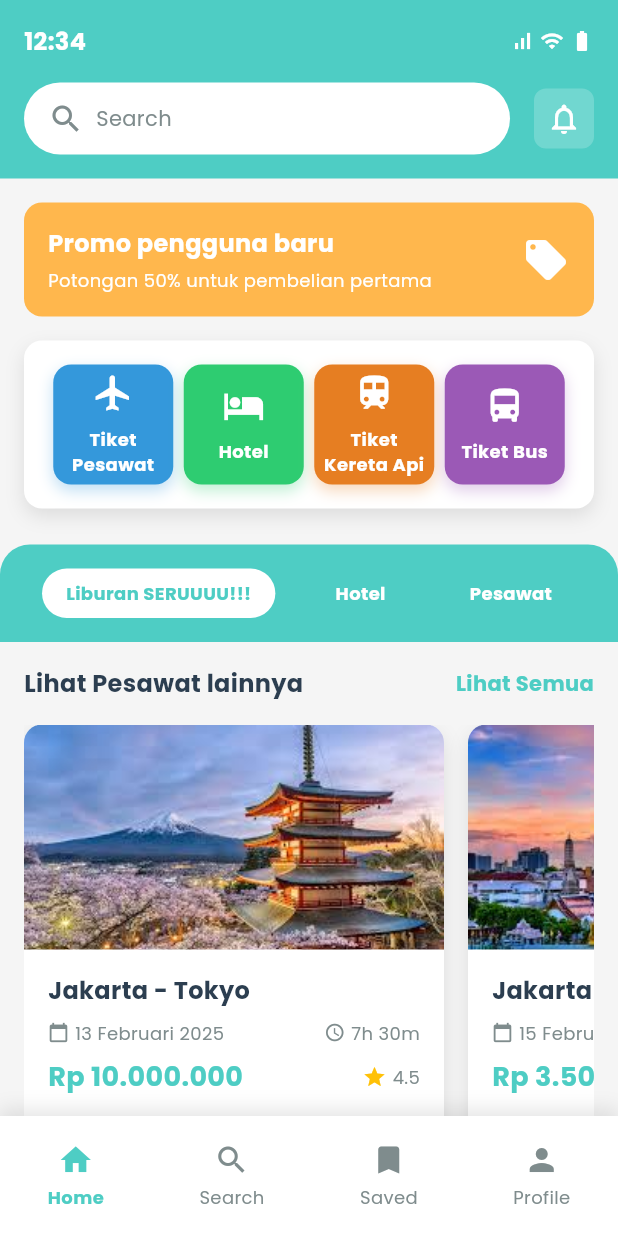
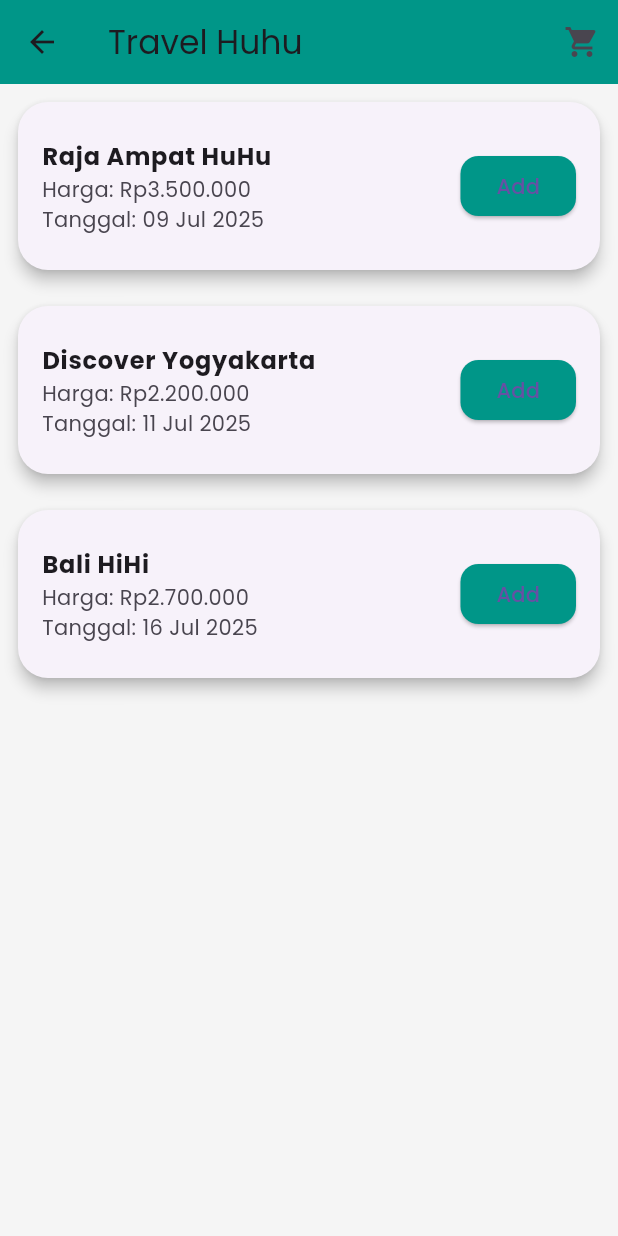
Before and after one commit to Lukiluki24/EmoteNangisProject, a Flutter app: the screen it shows once a user with an empty profile is signed in, after a tap on an icon or button, on a phone screen of 412 x 824 dp. Run offline on Flutter 3.47's test engine with Material 3 defaults, Android fonts, the phone set to English and light mode, and no system bars; our stand-ins replace firebase_auth, firebase_core, google_fonts; accounts and stored records are empty.

Commit message:
cart & checkout commit

```diff
--- a/travel_app/lib/main.dart
+++ b/travel_app/lib/main.dart
@@ -1,6 +1,7 @@
 import 'package:flutter/material.dart';
 import 'package:google_fonts/google_fonts.dart';
 import 'package:provider/provider.dart';
+import 'provider/cart_provider.dart';
 import 'provider/auth_provider.dart';
 import 'screens/login_screen.dart';
 
@@ -10,7 +11,15 @@ import 'firebase_options.dart';
 void main() async {
   WidgetsFlutterBinding.ensureInitialized();
   await Firebase.initializeApp(options: DefaultFirebaseOptions.currentPlatform);
-  runApp(MyApp());
+  runApp(
+    MultiProvider(
+      providers: [
+        ChangeNotifierProvider(create: (_) => AuthProvider()),
+        ChangeNotifierProvider(create: (_) => CartProvider()),
+      ],
+      child: MyApp(),
+    ),
+  );
 }
 
 class MyApp extends StatelessWidget {
--- /dev/null
+++ b/travel_app/lib/models/cart_item.dart
@@ -0,0 +1,15 @@
+class CartItem {
+  final String packageName;
+  final int price;
+  final int quantity;
+  final DateTime date;
+
+  CartItem({
+    required this.packageName,
+    required this.price,
+    required this.quantity,
+    required this.date,
+  });
+
+  int get totalPrice => price * quantity;
+}
--- /dev/null
+++ b/travel_app/lib/screens/cart_screen.dart
@@ -0,0 +1,126 @@
+// home_page.dart
+import 'package:flutter/material.dart';
+import 'package:intl/intl.dart';
+import 'package:provider/provider.dart';
+
+import '../models/cart_item.dart';
+import 'checkout_screen.dart';
+import '../provider/cart_provider.dart';
+
+class CartScreen extends StatefulWidget {
+  @override
+  _CartScreenState createState() => _CartScreenState();
+}
+
+class _CartScreenState extends State<CartScreen> {
+  // final List<CartItem> _cart = [];
+
+  final List<CartItem> _packages = [
+    CartItem(
+      packageName: 'Raja Ampat HuHu',
+      price: 3500000,
+      quantity: 1,
+      date: DateTime.now().add(Duration(days: 3)),
+    ),
+    CartItem(
+      packageName: 'Discover Yogyakarta',
+      price: 2200000,
+      quantity: 1,
+      date: DateTime.now().add(Duration(days: 5)),
+    ),
+    CartItem(
+      packageName: 'Bali HiHi',
+      price: 2700000,
+      quantity: 1,
+      date: DateTime.now().add(Duration(days: 10)),
+    ),
+  ];
+
+  void _addToCart(CartItem item) {
+    Provider.of<CartProvider>(context, listen: false).addItem(item);
+
+    ScaffoldMessenger.of(context).showSnackBar(
+      SnackBar(content: Text("${item.packageName} ditambahkan ke keranjang.")),
+    );
+  }
+
+  @override
+  Widget build(BuildContext context) {
+    final currencyFormat = NumberFormat.currency(locale: 'id', symbol: 'Rp');
+
+    final cartProvider = Provider.of<CartProvider>(context);
+
+    return Scaffold(
+      appBar: AppBar(
+        title: Text('Travel Huhu'),
+        backgroundColor: Colors.teal,
+        actions: [
+          Stack(
+            children: [
+              IconButton(
+                icon: Icon(Icons.shopping_cart),
+                onPressed: () {
+                  Navigator.push(
+                    context,
+                    MaterialPageRoute(builder: (context) => CheckoutScreen()),
+                  );
+                },
+              ),
+              if (cartProvider.itemCount > 0)
+                Positioned(
+                  right: 5,
+                  top: 5,
+                  child: Container(
+                    padding: EdgeInsets.all(2),
+                    decoration: BoxDecoration(
+                      color: Colors.red,
+                      borderRadius: BorderRadius.circular(10),
+                    ),
+                    constraints: BoxConstraints(minWidth: 16, minHeight: 16),
+                    child: Text(
+                      '${cartProvider.itemCount}',
+                      style: TextStyle(color: Colors.white, fontSize: 10),
+                      textAlign: TextAlign.center,
+                    ),
+                  ),
+                ),
+            ],
+          ),
+        ],
+      ),
+      body: ListView.builder(
+        itemCount: _packages.length,
+        itemBuilder: (context, index) {
+          final item = _packages[index];
+          return Card(
+            margin: EdgeInsets.all(12),
+            shape: RoundedRectangleBorder(
+              borderRadius: BorderRadius.circular(20),
+            ),
+            elevation: 4,
+            child: ListTile(
+              contentPadding: EdgeInsets.all(16),
+              title: Text(
+                item.packageName,
+                style: TextStyle(fontWeight: FontWeight.bold),
+              ),
+              subtitle: Text(
+                'Harga: ${currencyFormat.format(item.price)}\nTanggal: ${DateFormat('dd MMM yyyy').format(item.date)}',
+              ),
+              trailing: ElevatedButton(
+                onPressed: () => _addToCart(item),
+                child: Text('Add'),
+                style: ElevatedButton.styleFrom(
+                  backgroundColor: Colors.teal,
+                  shape: RoundedRectangleBorder(
+                    borderRadius: BorderRadius.circular(12),
+                  ),
+                ),
+              ),
+            ),
+          );
+        },
+      ),
+    );
+  }
+}
--- a/travel_app/lib/screens/home_screen.dart
+++ b/travel_app/lib/screens/home_screen.dart
@@ -1,10 +1,11 @@
 import 'package:flutter/material.dart';
-import '/widgets/bottom_nav_bar.dart';
+import '../widgets/bottom_nav_bar.dart';
 import '../widgets/destination_card.dart';
 import '../widgets/service_category_cart.dart';
-import '/models/destination.dart';
-import '/utils/constants.dart';
-import '/screens/all_pictures_screen.dart';
+import '../models/destination.dart';
+import '../utils/constants.dart';
+import 'all_pictures_screen.dart';
+import 'cart_screen.dart';
 
 class HomeScreen extends StatefulWidget {
   const HomeScreen({Key? key}) : super(key: key);
@@ -225,7 +226,15 @@ class _HomeScreenState extends State<HomeScreen> {
             icon: Icons.flight,
             title: 'Tiket\nPesawat',
             color: const Color(0xFF3498DB),
-            onTap: () {},
+            onTap: () {
+              Navigator.push(
+                context,
+                MaterialPageRoute(
+                  builder: (context) =>
+                      CartScreen(), // buka halaman yg bisa nambah ke cart
+                ),
+              );
+            },
           ),
           ServiceCategoryCard(
             icon: Icons.hotel,
--- a/travel_app/pubspec.yaml
+++ b/travel_app/pubspec.yaml
@@ -10,6 +10,7 @@ dependencies:
     sdk: flutter
   cupertino_icons: ^1.0.2
   google_fonts: ^6.1.0
+  intl: ^0.19.0
   firebase_core: ^3.13.1
   firebase_auth: ^5.5.4
   provider: ^6.1.1
```
Also changed, not shown: travel_app/lib/provider/cart_provider.dart (added, +48 -0 lines), travel_app/lib/screens/checkout_screen.dart (added, +119 -0 lines), travel_app/pubspec.lock.
